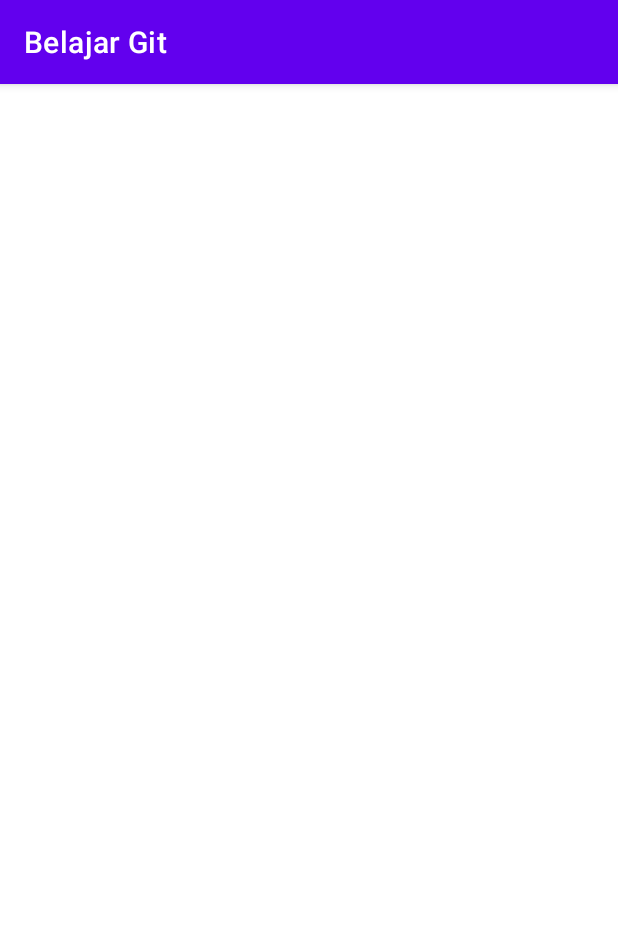
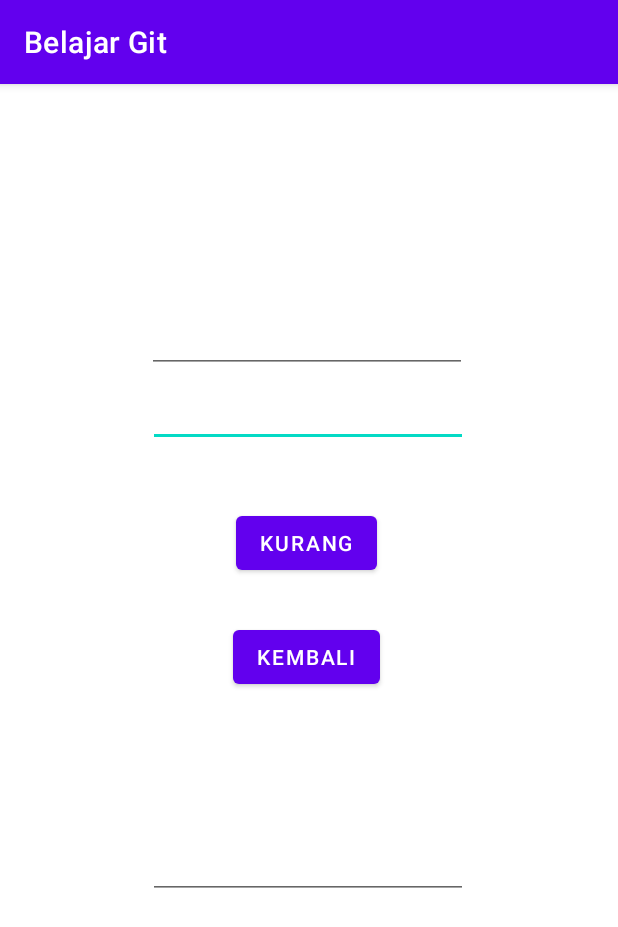
Before and after one commit to adhi-setyo/Calculator, an Android app: the kurang screen opened directly, with no data from a screen before it, on a phone screen of 412 x 824 dp. Shown: the top 927 px of the screen. Run offline under Robolectric (Android 15) with nearby library versions, the phone set to English and light mode, and no system bars.

Commit message:
Substraction layout

```diff
--- a/app/src/main/java/com/example/belajargit/MainActivity.java
+++ b/app/src/main/java/com/example/belajargit/MainActivity.java
@@ -18,4 +18,9 @@ public class MainActivity extends AppCompatActivity {
         Intent intent = new Intent(MainActivity.this, Tambah.class);
         startActivity(intent);
     }
+
+    public void kurang(View v){
+        Intent intent = new Intent(MainActivity.this, Tambah.class);
+        startActivity(intent);
+    }
 }
--- a/app/src/main/java/com/example/belajargit/kurang.java
+++ b/app/src/main/java/com/example/belajargit/kurang.java
@@ -2,7 +2,10 @@ package com.example.belajargit;
 
 import androidx.appcompat.app.AppCompatActivity;
 
+import android.content.Intent;
 import android.os.Bundle;
+import android.view.View;
+import android.widget.EditText;
 
 public class kurang extends AppCompatActivity {
 
@@ -11,4 +14,22 @@ public class kurang extends AppCompatActivity {
         super.onCreate(savedInstanceState);
         setContentView(R.layout.activity_kurang);
     }
+
+    public void kurang(View v){
+        EditText et1 = (EditText) findViewById(R.id.editTextNumber);
+        EditText et2 = (EditText) findViewById(R.id.editTextNumber3);
+        EditText et3 = (EditText) findViewById(R.id.editTextNumber4);
+
+        int a1= Integer.parseInt(et1.getText().toString());
+        int a2= Integer.parseInt(et2.getText().toString());
+
+        int result= a1-a2;
+
+        et3.setText("" +result);
+    }
+
+    public void kembali(View v){
+        startActivity(new Intent(kurang.this, MainActivity.class));
+        finish();
+    }
 }
--- a/app/src/main/res/layout/activity_kurang.xml
+++ b/app/src/main/res/layout/activity_kurang.xml
@@ -6,4 +6,65 @@
     android:layout_height="match_parent"
     tools:context=".kurang">
 
+    <EditText
+        android:id="@+id/editTextNumber3"
+        android:layout_width="wrap_content"
+        android:layout_height="wrap_content"
+        android:layout_marginTop="4dp"
+        android:ems="10"
+        android:inputType="number"
+        app:layout_constraintEnd_toEndOf="parent"
+        app:layout_constraintHorizontal_bias="0.497"
+        app:layout_constraintStart_toStartOf="parent"
+        app:layout_constraintTop_toBottomOf="@+id/editTextNumber" />
+
+    <Button
+        android:id="@+id/button8"
+        android:layout_width="wrap_content"
+        android:layout_height="wrap_content"
+        android:layout_marginTop="28dp"
+        android:onClick="kembali"
+        android:text="Kembali"
+        app:layout_constraintEnd_toEndOf="parent"
+        app:layout_constraintHorizontal_bias="0.495"
+        app:layout_constraintStart_toStartOf="parent"
+        app:layout_constraintTop_toBottomOf="@+id/button6" />
+
+    <EditText
+        android:id="@+id/editTextNumber4"
+        android:layout_width="wrap_content"
+        android:layout_height="wrap_content"
+        android:ems="10"
+        android:inputType="number"
+        app:layout_constraintBottom_toBottomOf="parent"
+        app:layout_constraintEnd_toEndOf="parent"
+        app:layout_constraintHorizontal_bias="0.497"
+        app:layout_constraintStart_toStartOf="parent"
+        app:layout_constraintTop_toBottomOf="@+id/button8"
+        app:layout_constraintVertical_bias="0.291" />
+
+    <EditText
+        android:id="@+id/editTextNumber"
+        android:layout_width="wrap_content"
+        android:layout_height="wrap_content"
+        android:ems="10"
+        android:inputType="number"
+        app:layout_constraintBottom_toBottomOf="parent"
+        app:layout_constraintEnd_toEndOf="parent"
+        app:layout_constraintHorizontal_bias="0.492"
+        app:layout_constraintStart_toStartOf="parent"
+        app:layout_constraintTop_toTopOf="parent"
+        app:layout_constraintVertical_bias="0.204" />
+
+    <Button
+        android:id="@+id/button6"
+        android:layout_width="wrap_content"
+        android:layout_height="wrap_content"
+        android:layout_marginTop="40dp"
+        android:onClick="kurang"
+        android:text="kurang"
+        app:layout_constraintEnd_toEndOf="parent"
+        app:layout_constraintHorizontal_bias="0.495"
+        app:layout_constraintStart_toStartOf="parent"
+        app:layout_constraintTop_toBottomOf="@+id/editTextNumber3" />
 </androidx.constraintlayout.widget.ConstraintLayout>
--- a/app/src/main/res/layout/activity_main.xml
+++ b/app/src/main/res/layout/activity_main.xml
@@ -31,6 +31,7 @@
         android:layout_width="263dp"
         android:layout_height="59dp"
         android:layout_marginTop="32dp"
+        android:onClick="kurang"
         android:text="Kurang"
         app:layout_constraintEnd_toEndOf="parent"
         app:layout_constraintStart_toStartOf="parent"
```
